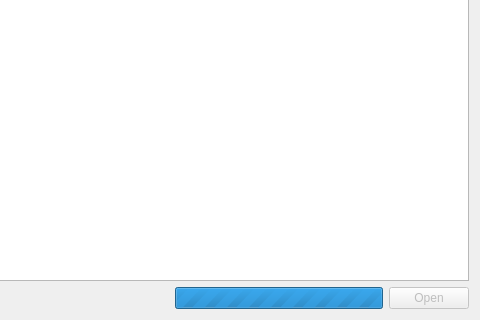
rug-compling/dact, file ui/OpenCorpusDialog.ui: the form before one commit; both pictures show x 146 to 626 and y 115 to 435 of the 626 by 435 pixel window.
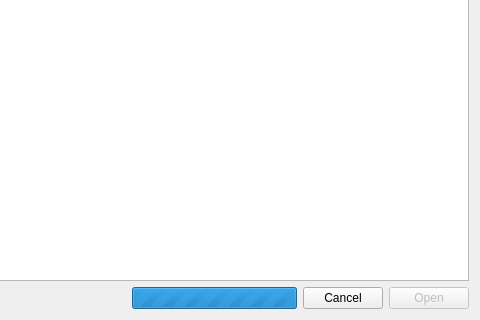
The form after the commit.

Commit message: Added cancel button to open dialog.

Diff of the .ui file:
```diff
--- a/ui/OpenCorpusDialog.ui
+++ b/ui/OpenCorpusDialog.ui
@@ -61,6 +61,13 @@
        </property>
       </widget>
      </item>
+     <item>
+      <widget class="QPushButton" name="cancelButton">
+       <property name="text">
+        <string>Cancel</string>
+       </property>
+      </widget>
+     </item>
      <item>
       <widget class="QPushButton" name="openButton">
        <property name="enabled">
```
Left out of the diff: 22 changed lines with no effect on the pictures.
